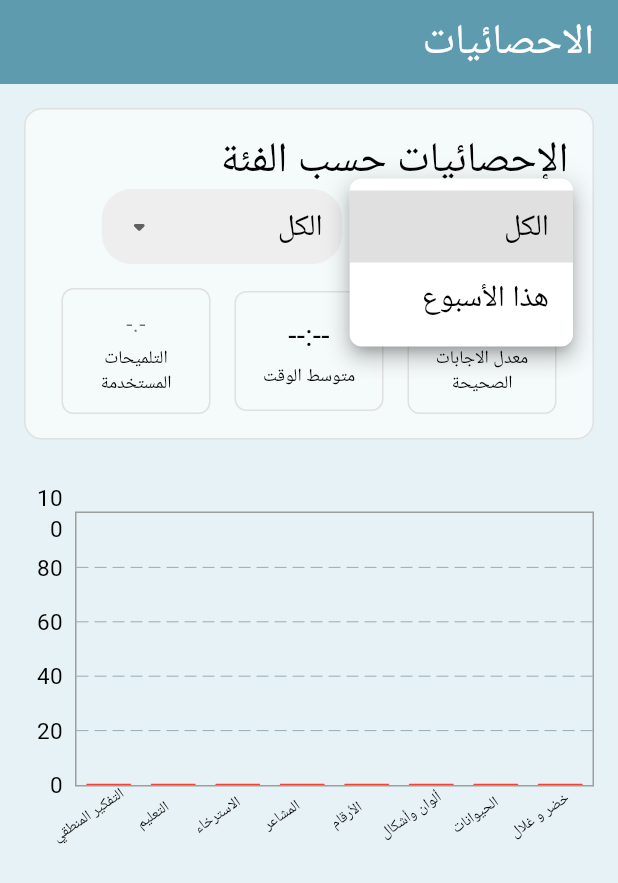
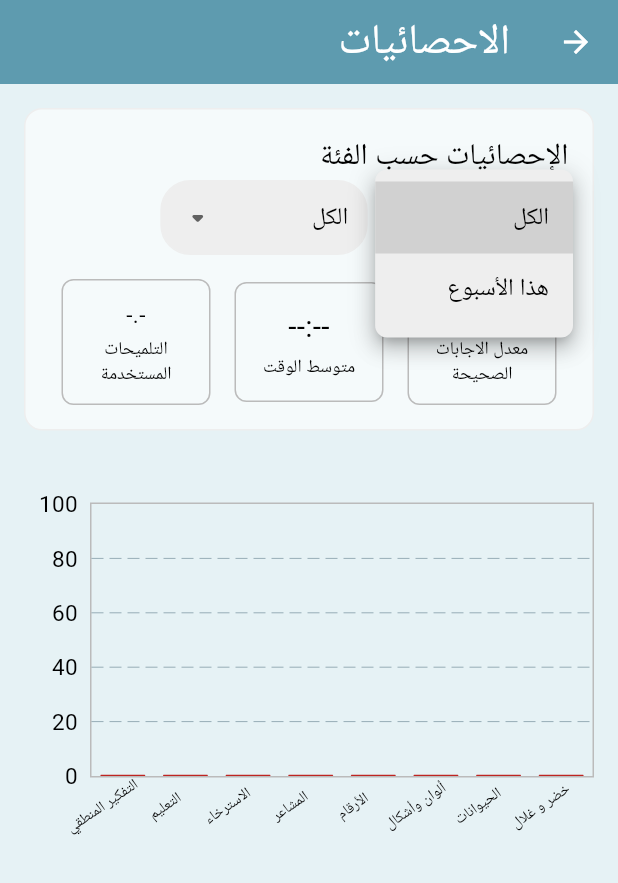
Before and after one commit to YounesMakhlouf/PFA, a Flutter app: the StatsScreen screen opened directly with empty values, after a tap on "الكل", on a phone screen of 412 x 824 dp. Shown: the top 883 px of the screen. Run offline on Flutter 3.47's test engine with Material 3 defaults, Android fonts, the phone set to English and light mode, and no system bars; drawn by our look-alikes of fl_chart; our stand-ins replace flutter_dotenv, flutter_riverpod, supabase_flutter; missing offline and left inert: supabase_auth_ui; accounts and stored records are empty; network calls fail; Roboto replaces fonts that are missing (Sarabun).

Commit message:
fix mr yoyo's comments

```diff
--- a/lib/config/app_theme.dart
+++ b/lib/config/app_theme.dart
@@ -6,6 +6,8 @@ class AppColors {
   static const Color secondary = Color(0xFFFCCBA8);
   static const Color background = Color(0xFFE6F2F5);
   static const Color cardBackground = Color(0xFFB1D6E7);
+  static const Color statBoxBackground = Color(0X99FFFFFF);
+  static const Color lightGrey = Color(0xFFEEEEEE); // for buttons, borders...
   static const Color textPrimary = Color(0xFF000000);
   static const Color textLight = Colors.white;
   static const Color error = Color(0xFFBE2522);
--- a/lib/config/routes.dart
+++ b/lib/config/routes.dart
@@ -39,7 +39,9 @@ class AppRoutes {
         final childUuid = args?['childUuid'] as String?;
 
         if (childUuid == null) {
-          return const Scaffold(body: Center(child: Text("Error: Child UUID missing")));
+          return ErrorScreen(
+              errorMessage: "Child identifier is missing"
+          );
         }
 
         return StatsScreen(childUuid: childUuid);
--- a/lib/constants/const.dart
+++ /dev/null
@@ -1,10 +0,0 @@
-const List<String> game_categories = [
-  'LOGICAL_THINKING',
-  'EDUCATION',
-  'RELAXATION',
-  'EMOTIONS',
-  'NUMBERS',
-  'COLORS_SHAPES',
-  'ANIMALS',
-  'FRUITS_VEGETABLES'
-];
--- a/lib/screens/stats_screen.dart
+++ b/lib/screens/stats_screen.dart
@@ -2,6 +2,7 @@ import 'package:flutter/material.dart';
 import 'package:flutter/services.dart';
 import 'package:flutter_riverpod/flutter_riverpod.dart';
 import 'package:pfa/l10n/app_localizations.dart';
+import 'package:pfa/screens/error_screen.dart';
 
 import '../models/category_option.dart';
 import '../models/stats_summary.dart';
@@ -11,7 +12,7 @@ import '../widgets/accuracy_bar_chart.dart';
 import '../widgets/big_stat_box.dart';
 import '../widgets/category_filter_dropdown.dart';
 import '../widgets/time_filter_dropdown.dart';
-import '../constants/const.dart' as constants;
+import '../models/game.dart' as game;
 
 class StatsScreen extends  ConsumerStatefulWidget  {
   final String childUuid;
@@ -108,13 +109,13 @@ class _StatsScreenState extends ConsumerState<StatsScreen>{
     try {
       final Map<String, double> result = {};
       // Prime cache for all categories with 'all' time filter
-      for (final category in constants.game_categories) {
+      for (var category in game.GameCategory.values) {
         final stats = await _statsService.getStats(
           childUuid: widget.childUuid,
-          category: category,
+          category: category.name,
           timeFilter: 'all', // Explicitly use 'all' filter
         );
-        result[category] = stats?.accuracy ?? 0.0;
+        result[category.name] = stats?.accuracy ?? 0.0;
       }
 
       final sortedResult = Map.fromEntries(
@@ -131,7 +132,7 @@ class _StatsScreenState extends ConsumerState<StatsScreen>{
 
   Widget _buildStatsSection(BuildContext context) {
     if (_statsError != null) {
-      return _buildError(_statsError!);
+      return ErrorScreen(errorMessage: _chartError!) ;
     }
     final categoryOptions = [
       CategoryOption(value: 'ALL', label: AppLocalizations.of(context).all),
@@ -186,7 +187,7 @@ class _StatsScreenState extends ConsumerState<StatsScreen>{
   }
 
   Widget _buildCategoryChartSection() {
-    if (_chartError != null) return _buildError(_chartError!);
+    if (_chartError != null) return ErrorScreen(errorMessage: _chartError!);
     if (_loadingChart) {
       return const Center(child: CircularProgressIndicator());
     }
@@ -198,21 +199,6 @@ class _StatsScreenState extends ConsumerState<StatsScreen>{
     return AccuracyBarChart(
         categoryAccuracies: _categoryAccuracies!,
         context: context,
-    );
-  }
-
-  Widget _buildError(String message) {
-    return Container(
-      padding: const EdgeInsets.all(16),
-      decoration: BoxDecoration(
-        color: Colors.red.shade50,
-        borderRadius: BorderRadius.circular(8),
-      ),
-      child: Text(
-        message,
-        style: TextStyle(color: Colors.red.shade700),
-        textAlign: TextAlign.center,
-      ),
     );
   }
 
--- a/lib/widgets/accuracy_bar_chart.dart
+++ b/lib/widgets/accuracy_bar_chart.dart
@@ -1,5 +1,6 @@
 import 'package:fl_chart/fl_chart.dart';
 import 'package:flutter/material.dart';
+import 'package:pfa/config/app_theme.dart';
 
 import '../l10n/app_localizations.dart';
 
@@ -23,7 +24,7 @@ class AccuracyBarChart extends StatelessWidget {
         BarChartData(
           borderData: FlBorderData(
             show: true,
-            border: Border.all(color: Colors.grey, width: 1),
+            border: Border.all(color:AppColors.disabled, width: 1),
           ),
           gridData: FlGridData(
             show: true,
@@ -35,7 +36,7 @@ class AccuracyBarChart extends StatelessWidget {
           barTouchData: BarTouchData(enabled: true),
           titlesData: FlTitlesData(
             leftTitles: AxisTitles(
-              sideTitles: SideTitles(showTitles: true, reservedSize: 34),
+              sideTitles: SideTitles(showTitles: true, reservedSize: 44),
             ),
             rightTitles: AxisTitles(
               sideTitles: SideTitles(showTitles: false),
@@ -76,7 +77,7 @@ class AccuracyBarChart extends StatelessWidget {
                 BarChartRodData(
                   toY: values[i] > 0 ? values[i] : 0.5,
                   width: 30,
-                  color: values[i] > 50 ? Colors.green : Colors.red,
+                  color: values[i] > 50 ? AppColors.success : AppColors.error,
                   borderRadius: BorderRadius.circular(4),
                 ),
               ],
--- a/lib/widgets/big_stat_box.dart
+++ b/lib/widgets/big_stat_box.dart
@@ -1,4 +1,5 @@
 import 'package:flutter/material.dart';
+import 'package:pfa/config/app_theme.dart';
 import 'package:pfa/widgets/small_stat_box.dart';
 import '../l10n/app_localizations.dart';
 
@@ -24,17 +25,16 @@ class StatsContainer extends StatelessWidget {
       margin: const EdgeInsets.only(bottom: 24),
       padding: const EdgeInsets.all(16),
       decoration: BoxDecoration(
-        color: Colors.white60,
-        border: Border.all(color: Colors.grey.shade300),
+        color: AppColors.statBoxBackground,
+        border: Border.all(color: AppColors.lightGrey),
         borderRadius: BorderRadius.circular(12),
-        boxShadow: [/*...*/],
       ),
       child: Column(
         crossAxisAlignment: CrossAxisAlignment.start,
         children: [
           Row(
             children: [
-              Text(title, style: Theme.of(context).textTheme.titleLarge),
+              Text(title, style: Theme.of(context).textTheme.titleMedium),
             ]
           ),
           Row(
@@ -75,10 +75,10 @@ class StatsContainer extends StatelessWidget {
 
   /// Colors the text based on value
   TextStyle _statTextStyle({required double? value, required bool higherIsBetter}) {
-    if (value == null) return const TextStyle(color: Colors.black54);
+    if (value == null) return const TextStyle(color: AppColors.textPrimary);
     final color = (higherIsBetter ? value > 50 : value < 50)
-        ? Colors.green
-        : Colors.red;
+        ? AppColors.success
+        : AppColors.error;
     return TextStyle(color: color, fontWeight: FontWeight.bold);
   }
 }
--- a/lib/widgets/category_filter_dropdown.dart
+++ b/lib/widgets/category_filter_dropdown.dart
@@ -1,4 +1,5 @@
 import 'package:flutter/material.dart';
+import 'package:pfa/config/app_theme.dart';
 import 'package:pfa/models/category_option.dart';
 
 class CategoryDropdown extends StatelessWidget {
@@ -18,10 +19,10 @@ class CategoryDropdown extends StatelessWidget {
     return Container(
       padding: const EdgeInsets.symmetric(horizontal: 12),
       decoration: BoxDecoration(
-        color: Colors.grey.shade200, // Background color
+        color: AppColors.lightGrey,
         borderRadius: BorderRadius.circular(20),
         border: Border.all(
-          color: Colors.grey.shade200, // Border color
+          color: AppColors.lightGrey,
           width: 1.0,
         ),
       ),
@@ -31,12 +32,13 @@ class CategoryDropdown extends StatelessWidget {
             items: categories.map((category) {
               return DropdownMenuItem<String>(
                 value: category.value,
-                child: Text(category.label),
+                child: Text(category.label,style: Theme.of(context).textTheme.bodyLarge),
               );
             }).toList(),
             onChanged: onChanged,
             underline: Container(),
             icon: const Icon(Icons.arrow_drop_down_rounded),
+            dropdownColor: AppColors.lightGrey,
           )
       ),
     );
--- a/lib/widgets/small_stat_box.dart
+++ b/lib/widgets/small_stat_box.dart
@@ -1,4 +1,5 @@
 import 'package:flutter/material.dart';
+import 'package:pfa/config/app_theme.dart';
 
 class StatItem extends StatelessWidget {
   final String title;
@@ -20,7 +21,7 @@ class StatItem extends StatelessWidget {
         padding: const EdgeInsets.all(12),
         constraints: const BoxConstraints(minHeight: 80),
         decoration: BoxDecoration(
-          border: Border.all(color: Colors.grey.shade300),
+          border: Border.all(color: AppColors.disabled),
           borderRadius: BorderRadius.circular(8),
         ),
         child: Column(
--- a/lib/widgets/time_filter_dropdown.dart
+++ b/lib/widgets/time_filter_dropdown.dart
@@ -1,5 +1,5 @@
-import 'package:flutter/cupertino.dart';
 import 'package:flutter/material.dart';
+import 'package:pfa/config/app_theme.dart';
 import '../l10n/app_localizations.dart';
 
 class TimeFilterDropdown extends StatelessWidget {
@@ -7,10 +7,10 @@ class TimeFilterDropdown extends StatelessWidget {
   final ValueChanged<String?> onChanged;
 
   const TimeFilterDropdown({
+    super.key,
     required this.value,
     required this.onChanged,
-    Key? key,
-  }) : super(key: key);
+  });
 
   @override
   Widget build(BuildContext context) {
@@ -23,10 +23,10 @@ class TimeFilterDropdown extends StatelessWidget {
     return Container(
       padding: const EdgeInsets.symmetric(horizontal: 12),
       decoration: BoxDecoration(
-        color: Colors.grey.shade200, // Background color
+        color: AppColors.lightGrey,
         borderRadius: BorderRadius.circular(20),
         border: Border.all(
-          color: Colors.grey.shade200, // Border color
+          color: AppColors.lightGrey,
           width: 1.0,
         ),
       ),
@@ -34,13 +34,13 @@ class TimeFilterDropdown extends StatelessWidget {
         child: DropdownButton<String>(
           value: value,
           items: [
-            DropdownMenuItem(value: 'all', child: Text(all)),
-            DropdownMenuItem(value: 'week', child: Text(week)),
+            DropdownMenuItem(value: 'all', child: Text(all, style: Theme.of(context).textTheme.bodyLarge)),
+            DropdownMenuItem(value: 'week', child: Text(week,style: Theme.of(context).textTheme.bodyLarge)),
           ],
           onChanged: onChanged,
           icon: const Icon(Icons.arrow_drop_down_rounded),
           borderRadius: BorderRadius.circular(8),
-          dropdownColor: Colors.white, // Dropdown menu background color
+          dropdownColor: AppColors.lightGrey,
         ),
       ),
     );
```
Also changed, not shown: lib/models/category_stats_summary.dart (deleted, +0 -33 lines).
